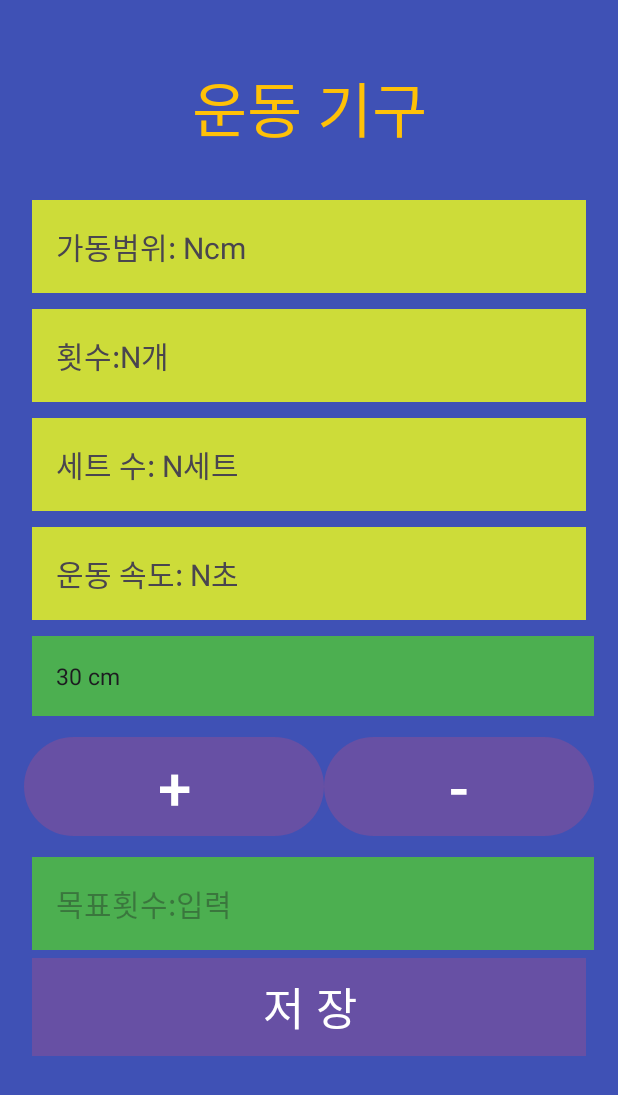
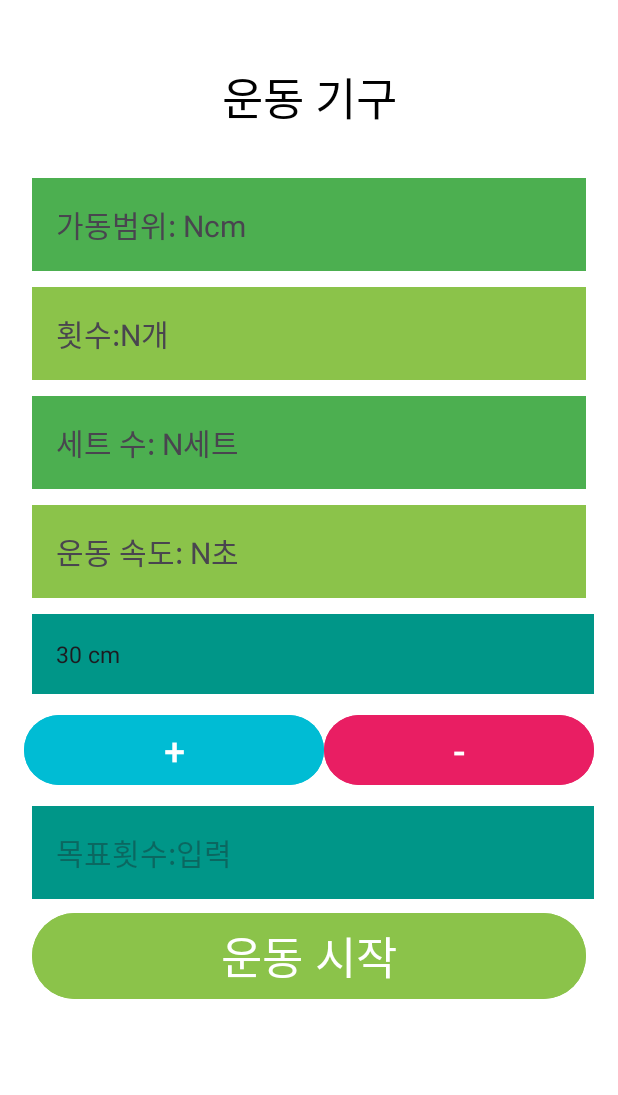
Before and after one commit to bitcoin7661/hit, an Android app: the EquipmentBackDetailActivity screen opened directly, with no data from a screen before it, on a phone screen of 412 x 824 dp. Shown: the top 1095 px of the screen. Run offline under Robolectric (Android 15) with nearby library versions, the phone set to English and light mode, and no system bars.

Commit message:
기능 ui 변경

```diff
--- a/app/src/main/java/com/example/hit33/EquipmentBackDetailActivity.kt
+++ b/app/src/main/java/com/example/hit33/EquipmentBackDetailActivity.kt
@@ -53,7 +53,7 @@ class EquipmentBackDetailActivity : AppCompatActivity() {
         }
 
         // 저장 기능 버튼 클릭 리스너
-        findViewById<Button>(R.id.btnSave).setOnClickListener {
+        findViewById<Button>(R.id.btnStart).setOnClickListener {
             saveSettings() // 사용자가 설정한 목표 값을 저장
         }
     }
--- a/app/src/main/res/layout/activity_back_detail.xml
+++ b/app/src/main/res/layout/activity_back_detail.xml
@@ -4,7 +4,7 @@
     android:layout_width="match_parent"
     android:layout_height="match_parent"
     android:padding="16dp"
-    android:background="#3F51B5">
+    android:background="#FFFFFF">
 
 
     <TextView
@@ -12,8 +12,8 @@
         android:layout_width="match_parent"
         android:layout_height="wrap_content"
         android:text="랫풀다운"
-        android:textSize="40sp"
-        android:textColor="#FFC107"
+        android:textSize="30sp"
+        android:textColor="@color/black"
         android:padding="16dp"
         android:layout_margin="10dp"
         android:gravity="center"
@@ -25,7 +25,7 @@
         android:layout_height="wrap_content"
         android:layout_below="@id/tvTitle"
         android:layout_margin="5dp"
-        android:background="#CDDC39"
+        android:background="#4CAF50"
         android:padding="16dp"
         android:text="가동범위: Ncm"
         android:textSize="20sp"
@@ -39,7 +39,7 @@
         android:layout_below="@id/tvSpeed"
         android:layout_marginStart="5dp"
         android:layout_marginTop="5dp"
-        android:background="#4CAF50"
+        android:background="#009688"
         android:inputType="numberDecimal"
         android:padding="16dp"
         android:text="가동범위:30cm"
@@ -50,7 +50,8 @@
         android:layout_width="200dp"
         android:layout_height="wrap_content"
         android:text="+"
-        android:textSize="40sp"
+        android:backgroundTint="@color/plusbtn"
+        android:textSize="25sp"
         android:layout_below="@id/btnmoving"
         android:layout_marginTop="10dp"
         android:layout_alignParentStart="true" />
@@ -59,7 +60,8 @@
         android:layout_width="200dp"
         android:layout_height="wrap_content"
         android:text="-"
-        android:textSize="40sp"
+        android:textSize="25sp"
+        android:backgroundTint="@color/minusbtn"
         android:layout_toEndOf="@id/btnIncrease"
         android:layout_below="@id/btnmoving"
         android:layout_marginTop="10dp"
@@ -73,7 +75,7 @@
         android:layout_height="wrap_content"
         android:layout_below="@id/tvDistance"
         android:layout_margin="5dp"
-        android:background="#CDDC39"
+        android:background="#8BC34A"
         android:padding="16dp"
         android:text="횟수:N개"
         android:textSize="20sp" />
@@ -86,7 +88,7 @@
         android:layout_below="@id/btnIncrease"
         android:layout_marginStart="5dp"
         android:layout_marginTop="10dp"
-        android:background="#4CAF50"
+        android:background="#009688"
         android:hint="목표횟수:입력"
         android:inputType="numberDecimal"
         android:padding="16dp"
@@ -99,7 +101,7 @@
         android:layout_height="wrap_content"
         android:layout_below="@id/tvsetcount"
         android:layout_margin="5dp"
-        android:background="#CDDC39"
+        android:background="#8BC34A"
         android:padding="16dp"
         android:text="운동 속도: N초"
         android:textSize="20sp" />
@@ -110,20 +112,20 @@
         android:layout_height="wrap_content"
         android:layout_below="@id/tvCount"
         android:layout_margin="5dp"
-        android:background="#CDDC39"
+        android:background="#4CAF50"
         android:padding="16dp"
         android:text="세트 수: N세트"
         android:textSize="20sp" />
 
 
     <Button
-        android:id="@+id/btnSave"
+        android:id="@+id/btnStart"
         android:layout_width="match_parent"
         android:layout_height="wrap_content"
         android:layout_below="@id/etTargetCount"
         android:layout_margin="5dp"
-        android:background="#00796B"
-        android:text="저 장"
+        android:backgroundTint="#8BC34A"
+        android:text="운동 시작"
         android:textSize="30sp" />
 
 
--- a/app/src/main/res/values/colors.xml
+++ b/app/src/main/res/values/colors.xml
@@ -4,6 +4,11 @@
     <color name="white">#FFFFFFFF</color>
     <color name="background">#F5F9F6</color>
     <color name="primary_text">#1B5E20</color>
+    <color name="plusbtn">#00BCD4</color>
+    <color name="minusbtn">#E91E63</color>
+    <color name="qwer">#4CAF50</color>
+
+
 
     <!-- Card Colors - Green Gradient Theme -->
     <color name="card_healthcare">#2E7D32</color>
```
Also changed, not shown: app/src/main/res/layout/activity_chest_detail.xml (+19 -15 lines).
